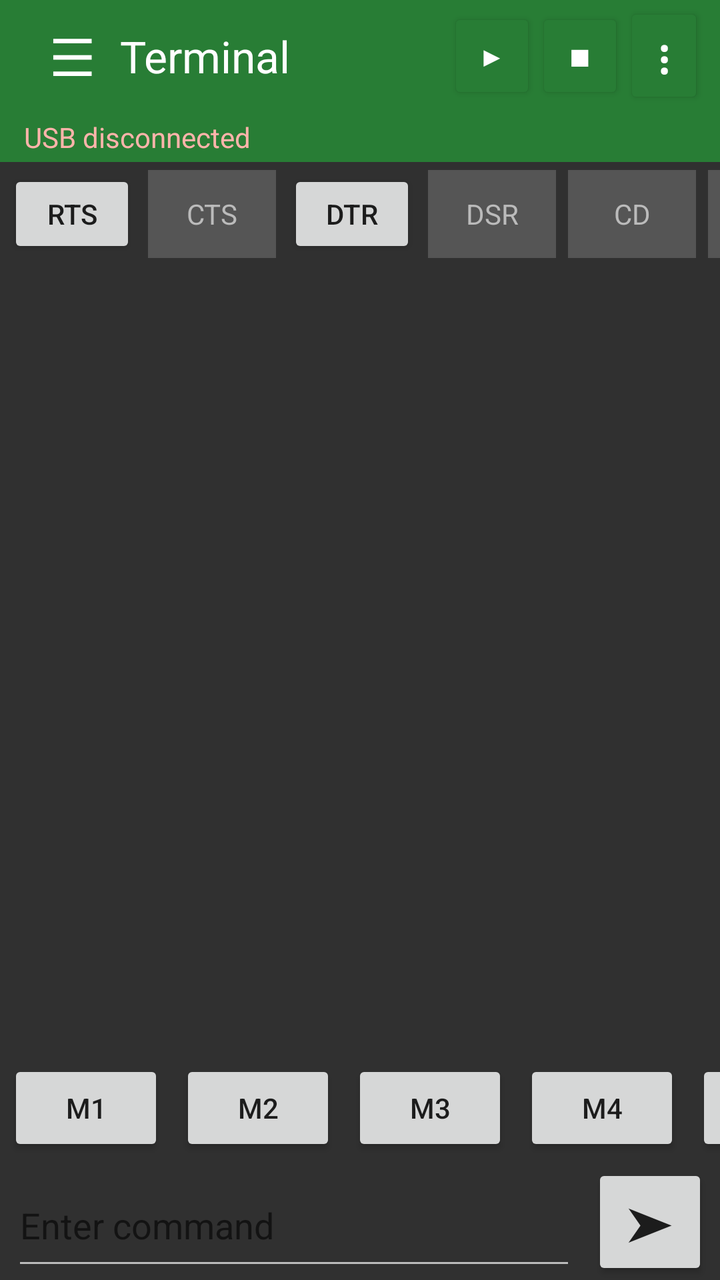
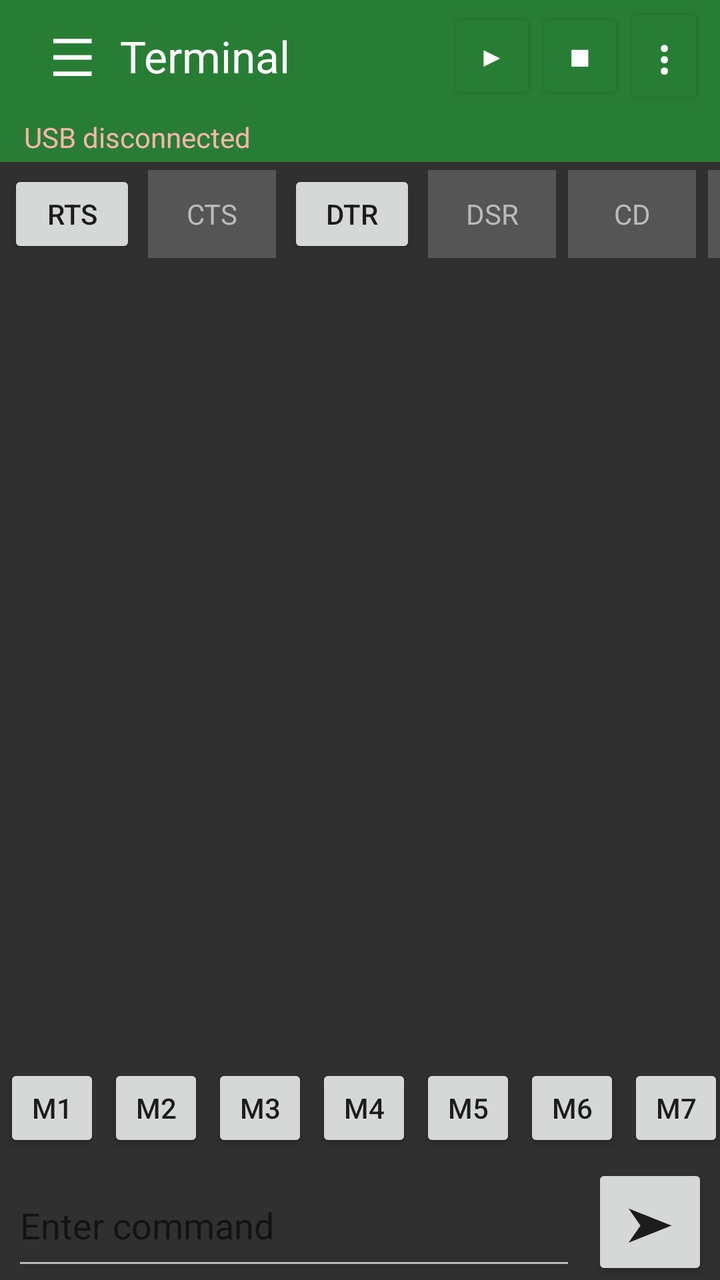

The first picture is an Android layout as it rendered before a commit; the second is the same layout after the commit. The layout source and the unified diff follow.
<!-- AndroidManifest.xml: application theme android:Theme.Material.Light.NoActionBar -->
<!-- res/layout/activity_main.xml -->
<?xml version="1.0" encoding="utf-8"?>
<LinearLayout xmlns:android="http://schemas.android.com/apk/res/android"
    android:orientation="vertical" android:background="#303030"
    android:layout_width="match_parent" android:layout_height="match_parent">

    <LinearLayout android:orientation="horizontal" android:gravity="center_vertical"
        android:background="#287D35" android:paddingLeft="12dp" android:paddingRight="8dp"
        android:layout_width="match_parent" android:layout_height="56dp">
        <TextView android:id="@+id/title" android:text="☰" android:textColor="#FFFFFF"
            android:textSize="26sp" android:gravity="center" android:layout_width="48dp" android:layout_height="match_parent"/>
        <TextView android:text="Terminal" android:textColor="#FFFFFF" android:textSize="22sp"
            android:layout_width="0dp" android:layout_weight="1" android:layout_height="wrap_content"/>
        <Button android:id="@+id/connect" android:text="▶" android:textColor="#FFFFFF"
            android:backgroundTint="#287D35" android:minWidth="44dp" android:layout_width="wrap_content" android:layout_height="wrap_content"/>
        <Button android:id="@+id/disconnect" android:text="■" android:textColor="#FFFFFF"
            android:backgroundTint="#287D35" android:minWidth="44dp" android:layout_width="wrap_content" android:layout_height="wrap_content"/>
        <Button android:id="@+id/menu" android:text="⋮" android:textColor="#FFFFFF"
            android:textSize="24sp" android:backgroundTint="#287D35" android:minWidth="40dp" android:layout_width="wrap_content" android:layout_height="wrap_content"/>
    </LinearLayout>

    <TextView android:id="@+id/status" android:text="USB disconnected" android:textColor="#FFB4AB"
        android:paddingLeft="12dp" android:paddingTop="3dp" android:paddingBottom="3dp"
        android:background="#287D35" android:layout_width="match_parent" android:layout_height="wrap_content"/>

    <HorizontalScrollView android:scrollbars="none" android:background="#303030"
        android:layout_width="match_parent" android:layout_height="52dp">
        <LinearLayout android:orientation="horizontal" android:gravity="center_vertical"
            android:paddingLeft="4dp" android:paddingRight="4dp"
            android:layout_width="wrap_content" android:layout_height="match_parent">
            <Button android:id="@+id/rts" android:text="RTS" android:layout_width="64dp" android:layout_height="44dp" android:layout_marginRight="6dp"/>
            <TextView android:id="@+id/cts" android:text="CTS" android:textColor="#BBBBBB" android:gravity="center" android:background="#555555" android:layout_width="64dp" android:layout_height="44dp" android:layout_marginRight="6dp"/>
            <Button android:id="@+id/dtr" android:text="DTR" android:layout_width="64dp" android:layout_height="44dp" android:layout_marginRight="6dp"/>
            <TextView android:id="@+id/dsr" android:text="DSR" android:textColor="#BBBBBB" android:gravity="center" android:background="#555555" android:layout_width="64dp" android:layout_height="44dp" android:layout_marginRight="6dp"/>
            <TextView android:id="@+id/cd" android:text="CD" android:textColor="#BBBBBB" android:gravity="center" android:background="#555555" android:layout_width="64dp" android:layout_height="44dp" android:layout_marginRight="6dp"/>
            <TextView android:id="@+id/ri" android:text="RI" android:textColor="#BBBBBB" android:gravity="center" android:background="#555555" android:layout_width="64dp" android:layout_height="44dp"/>
        </LinearLayout>
    </HorizontalScrollView>

    <ScrollView android:id="@+id/flashPanel" android:visibility="gone"
        android:layout_width="match_parent" android:layout_height="0dp" android:layout_weight="1">
        <LinearLayout android:orientation="vertical" android:padding="12dp" android:layout_width="match_parent" android:layout_height="wrap_content">
            <TextView android:text="BL602 firmware images" android:textColor="#FFFFFF" android:textStyle="bold" android:paddingTop="8dp" android:layout_width="match_parent" android:layout_height="wrap_content"/>
            <Button android:id="@+id/pickFirmware" android:text="Select BIN file(s)" android:layout_width="match_parent" android:layout_height="wrap_content"/>
            <TextView android:id="@+id/firmwareList" android:text="No firmware selected" android:textColor="#FFFFFF" android:padding="8dp" android:layout_width="match_parent" android:layout_height="wrap_content"/>
            <TextView android:text="Flash address assignment is not available yet." android:textColor="#CCCCCC" android:textSize="12sp" android:layout_width="match_parent" android:layout_height="wrap_content"/>
            <Button android:id="@+id/startFlash" android:text="FLASH BL602" android:layout_width="match_parent" android:layout_height="wrap_content"/>
            <ProgressBar android:id="@+id/progress" style="?android:attr/progressBarStyleHorizontal" android:max="100" android:progress="0" android:layout_width="match_parent" android:layout_height="wrap_content"/>
            <TextView android:id="@+id/flashLog" android:text="Flash log" android:textColor="#FFFFFF" android:padding="8dp" android:textIsSelectable="true" android:layout_width="match_parent" android:layout_height="wrap_content"/>
        </LinearLayout>
    </ScrollView>

    <LinearLayout android:id="@+id/monitorPanel" android:orientation="vertical"
        android:layout_width="match_parent" android:layout_height="0dp" android:layout_weight="1">
        <ScrollView android:id="@+id/terminalScroll" android:fillViewport="true" android:background="#303030"
            android:scrollbars="vertical" android:fadeScrollbars="false"
            android:layout_width="match_parent" android:layout_height="0dp" android:layout_weight="1">
            <TextView android:id="@+id/terminal" android:textColor="#E0E0E0" android:typeface="monospace"
                android:textSize="13sp" android:padding="8dp" android:textIsSelectable="true"
                android:gravity="top|start" android:layout_width="match_parent" android:layout_height="wrap_content"/>
        </ScrollView>
        <HorizontalScrollView android:scrollbars="none" android:layout_width="match_parent" android:layout_height="56dp">
            <LinearLayout android:id="@+id/shortcutRow" android:orientation="horizontal" android:gravity="center_vertical"
                android:layout_width="wrap_content" android:layout_height="match_parent">
                <Button android:id="@+id/m1" android:text="M1" android:layout_width="78dp" android:layout_height="48dp" android:layout_margin="4dp"/>
                <Button android:id="@+id/m2" android:text="M2" android:layout_width="78dp" android:layout_height="48dp" android:layout_margin="4dp"/>
                <Button android:id="@+id/m3" android:text="M3" android:layout_width="78dp" android:layout_height="48dp" android:layout_margin="4dp"/>
                <Button android:id="@+id/m4" android:text="M4" android:layout_width="78dp" android:layout_height="48dp" android:layout_margin="4dp"/>
                <Button android:id="@+id/m5" android:text="M5" android:layout_width="78dp" android:layout_height="48dp" android:layout_margin="4dp"/>
                <Button android:id="@+id/m6" android:text="M6" android:layout_width="78dp" android:layout_height="48dp" android:layout_margin="4dp"/>
                <Button android:id="@+id/m7" android:text="M7" android:layout_width="78dp" android:layout_height="48dp" android:layout_margin="4dp"/>
            </LinearLayout>
        </HorizontalScrollView>
        <LinearLayout android:orientation="horizontal" android:gravity="center_vertical"
            android:paddingLeft="6dp" android:paddingRight="6dp"
            android:layout_width="match_parent" android:layout_height="58dp">
            <EditText android:id="@+id/sendText" android:hint="Enter command" android:textColor="#FFFFFF"
                android:hintTextColor="#AAAAAA" android:singleLine="true" android:backgroundTint="#BBBBBB"
                android:imeOptions="actionSend" android:layout_width="0dp" android:layout_weight="1" android:layout_height="match_parent"/>
            <Button android:id="@+id/send" android:text="➤" android:textSize="24sp"
                android:layout_width="58dp" android:layout_height="match_parent" android:layout_marginLeft="8dp"/>
        </LinearLayout>
    </LinearLayout>

    <ScrollView android:id="@+id/settingsPanel" android:visibility="gone"
        android:layout_width="match_parent" android:layout_height="0dp" android:layout_weight="1">
        <LinearLayout android:orientation="vertical" android:padding="12dp" android:layout_width="match_parent" android:layout_height="wrap_content">
            <TextView android:text="UART settings" android:textColor="#FFFFFF" android:textStyle="bold" android:layout_width="match_parent" android:layout_height="wrap_content"/>
            <TextView android:text="Baud rate" android:textColor="#FFFFFF" android:paddingTop="8dp" android:layout_width="match_parent" android:layout_height="wrap_content"/>
            <Spinner android:id="@+id/baudPreset" android:layout_width="match_parent" android:layout_height="wrap_content"/>
            <EditText android:id="@+id/baudRate" android:visibility="gone" android:inputType="number" android:text="500000" android:hint="Custom baud rate" android:layout_width="match_parent" android:layout_height="wrap_content"/>
            <TextView android:text="Receive format" android:textColor="#FFFFFF" android:paddingTop="12dp" android:layout_width="match_parent" android:layout_height="wrap_content"/>
            <Spinner android:id="@+id/viewMode" android:layout_width="match_parent" android:layout_height="wrap_content"/>
            <TextView android:text="Transmit newline" android:textColor="#FFFFFF" android:paddingTop="12dp" android:layout_width="match_parent" android:layout_height="wrap_content"/>
            <Spinner android:id="@+id/newlineMode" android:layout_width="match_parent" android:layout_height="wrap_content"/>
            <TextView android:text="Data: 8 bits · Parity: none · Stop: 1" android:textColor="#FFFFFF" android:layout_width="match_parent" android:layout_height="wrap_content"/>
            <TextView android:text="Tap RTS/DTR to toggle output lines. CTS/DSR/CD/RI are status indicators." android:textColor="#CCCCCC" android:textStyle="bold" android:paddingTop="12dp" android:layout_width="match_parent" android:layout_height="wrap_content"/>
            <Button android:id="@+id/backToTerminal" android:text="Back to terminal" android:layout_width="match_parent" android:layout_height="wrap_content"/>
            <TextView android:text="Manual reset: hold BOOT, pulse RESET, release RESET, then release BOOT. Wiring varies by board." android:textColor="#CCCCCC" android:textSize="12sp" android:padding="8dp" android:layout_width="match_parent" android:layout_height="wrap_content"/>
        </LinearLayout>
    </ScrollView>
</LinearLayout>
<!-- resources referenced by this layout -->
<resources>

</resources>

<!-- the commit's change to res/layout/activity_main.xml (unified diff, before → after) -->
@@ -61,13 +61,13 @@
         <HorizontalScrollView android:scrollbars="none" android:layout_width="match_parent" android:layout_height="56dp">
             <LinearLayout android:id="@+id/shortcutRow" android:orientation="horizontal" android:gravity="center_vertical"
                 android:layout_width="wrap_content" android:layout_height="match_parent">
-                <Button android:id="@+id/m1" android:text="M1" android:layout_width="78dp" android:layout_height="48dp" android:layout_margin="4dp"/>
-                <Button android:id="@+id/m2" android:text="M2" android:layout_width="78dp" android:layout_height="48dp" android:layout_margin="4dp"/>
-                <Button android:id="@+id/m3" android:text="M3" android:layout_width="78dp" android:layout_height="48dp" android:layout_margin="4dp"/>
-                <Button android:id="@+id/m4" android:text="M4" android:layout_width="78dp" android:layout_height="48dp" android:layout_margin="4dp"/>
-                <Button android:id="@+id/m5" android:text="M5" android:layout_width="78dp" android:layout_height="48dp" android:layout_margin="4dp"/>
-                <Button android:id="@+id/m6" android:text="M6" android:layout_width="78dp" android:layout_height="48dp" android:layout_margin="4dp"/>
-                <Button android:id="@+id/m7" android:text="M7" android:layout_width="78dp" android:layout_height="48dp" android:layout_margin="4dp"/>
+                <Button android:id="@+id/m1" android:text="M1" android:layout_width="48dp" android:layout_height="44dp" android:layout_margin="2dp"/>
+                <Button android:id="@+id/m2" android:text="M2" android:layout_width="48dp" android:layout_height="44dp" android:layout_margin="2dp"/>
+                <Button android:id="@+id/m3" android:text="M3" android:layout_width="48dp" android:layout_height="44dp" android:layout_margin="2dp"/>
+                <Button android:id="@+id/m4" android:text="M4" android:layout_width="48dp" android:layout_height="44dp" android:layout_margin="2dp"/>
+                <Button android:id="@+id/m5" android:text="M5" android:layout_width="48dp" android:layout_height="44dp" android:layout_margin="2dp"/>
+                <Button android:id="@+id/m6" android:text="M6" android:layout_width="48dp" android:layout_height="44dp" android:layout_margin="2dp"/>
+                <Button android:id="@+id/m7" android:text="M7" android:layout_width="48dp" android:layout_height="44dp" android:layout_margin="2dp"/>
             </LinearLayout>
         </HorizontalScrollView>
         <LinearLayout android:orientation="horizontal" android:gravity="center_vertical"
